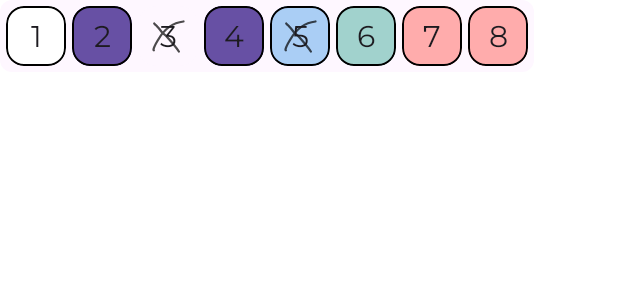
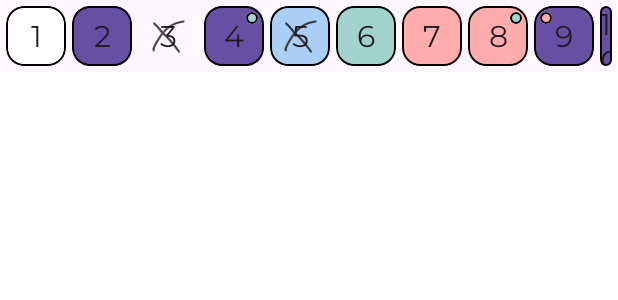
Before and after one commit to pavel-maiseichyk/Love-Calendar, an Android app built with Jetpack Compose: the @Preview function DayItemPreview, on a phone screen of 412 x 824 dp. Shown: the top 300 px of the screen. Run offline under Robolectric (Android 15) with nearby library versions, the light colour scheme and no system bars.

Commit message:
Add indicators for multiple combinations of data types in DayItems

```diff
--- a/app/src/main/java/com/paulmais/lovecalendar/MainActivity.kt
+++ b/app/src/main/java/com/paulmais/lovecalendar/MainActivity.kt
@@ -34,7 +34,7 @@
         }
 
         val homeScreenViewModel = getViewModel<HomeViewModel>()
-        val calendarViewModel = getViewModel<CalendarViewModel>()
+        val calendarScreenViewModel = getViewModel<CalendarViewModel>()
 
         setContent {
             installSplashScreen().setKeepOnScreenCondition {
@@ -54,7 +54,7 @@
                         modifier = Modifier.padding(paddingValues)
                     ) {
                         composable<HomeScreen> { HomeScreenRoot(homeScreenViewModel) }
-                        composable<CalendarScreen> { CalendarScreenRoot(calendarViewModel) }
+                        composable<CalendarScreen> { CalendarScreenRoot(calendarScreenViewModel) }
                         composable<SettingsScreen> { SettingsScreenRoot() }
                     }
                 }
--- a/app/src/main/java/com/paulmais/lovecalendar/domain/model/AppDate.kt
+++ b/app/src/main/java/com/paulmais/lovecalendar/domain/model/AppDate.kt
@@ -11,5 +11,5 @@
 enum class DateType {
     NORMAL, TODAY, PAST,
     TODAY_MEETING, PAST_MEETING, FUTURE_MEETING,
-    SPECIAL, SPECIAL_MEETING
+    SPECIAL, SPECIAL_MEETING, TODAY_SPECIAL, TODAY_MEETING_SPECIAL
 }
--- a/app/src/main/java/com/paulmais/lovecalendar/domain/use_case/GenerateDates.kt
+++ b/app/src/main/java/com/paulmais/lovecalendar/domain/use_case/GenerateDates.kt
@@ -30,12 +30,13 @@
                     currentDate < now -> DateType.PAST_MEETING
                     currentDate > now && currentDate.dayOfMonth == specialDayNumber -> DateType.SPECIAL_MEETING
                     currentDate > now -> DateType.FUTURE_MEETING
-                    currentDate == now && currentDate.dayOfMonth == specialDayNumber -> DateType.SPECIAL
+                    currentDate == now && currentDate.dayOfMonth == specialDayNumber -> DateType.TODAY_MEETING_SPECIAL
                     currentDate == now -> DateType.TODAY_MEETING
                     else -> DateType.TODAY_MEETING
                 }
             } else {
                 when {
+                    currentDate.dayOfMonth == specialDayNumber && currentDate == now -> DateType.TODAY_SPECIAL
                     currentDate.dayOfMonth == specialDayNumber -> DateType.SPECIAL
                     currentDate == now -> DateType.TODAY
                     currentDate < now -> DateType.PAST
--- a/app/src/main/java/com/paulmais/lovecalendar/presentation/calendar/CalendarViewModel.kt
+++ b/app/src/main/java/com/paulmais/lovecalendar/presentation/calendar/CalendarViewModel.kt
@@ -70,7 +70,7 @@
                 if (!state.value.isInEditMode) return
 
                 when (action.appDate.type) {
-                    TODAY_MEETING, PAST_MEETING, FUTURE_MEETING, SPECIAL_MEETING -> {
+                    TODAY_MEETING, PAST_MEETING, FUTURE_MEETING, SPECIAL_MEETING, TODAY_MEETING_SPECIAL -> {
                         editedMeetings.remove(action.appDate.date)
                     }
 
--- a/app/src/main/java/com/paulmais/lovecalendar/presentation/calendar/components/DayItems.kt
+++ b/app/src/main/java/com/paulmais/lovecalendar/presentation/calendar/components/DayItems.kt
@@ -7,10 +7,12 @@
 import androidx.compose.foundation.clickable
 import androidx.compose.foundation.layout.Arrangement
 import androidx.compose.foundation.layout.Box
+import androidx.compose.foundation.layout.BoxScope
 import androidx.compose.foundation.layout.Row
 import androidx.compose.foundation.layout.fillMaxSize
 import androidx.compose.foundation.layout.padding
 import androidx.compose.foundation.layout.size
+import androidx.compose.foundation.shape.CircleShape
 import androidx.compose.foundation.shape.RoundedCornerShape
 import androidx.compose.material3.Card
 import androidx.compose.material3.CardDefaults
@@ -31,14 +33,7 @@
 import androidx.compose.ui.unit.sp
 import com.paulmais.lovecalendar.R
 import com.paulmais.lovecalendar.domain.model.DateType
-import com.paulmais.lovecalendar.domain.model.DateType.FUTURE_MEETING
-import com.paulmais.lovecalendar.domain.model.DateType.NORMAL
-import com.paulmais.lovecalendar.domain.model.DateType.PAST
-import com.paulmais.lovecalendar.domain.model.DateType.PAST_MEETING
-import com.paulmais.lovecalendar.domain.model.DateType.SPECIAL
-import com.paulmais.lovecalendar.domain.model.DateType.SPECIAL_MEETING
-import com.paulmais.lovecalendar.domain.model.DateType.TODAY
-import com.paulmais.lovecalendar.domain.model.DateType.TODAY_MEETING
+import com.paulmais.lovecalendar.domain.model.DateType.*
 import com.paulmais.lovecalendar.presentation.ui.theme.futureMeetingColor
 import com.paulmais.lovecalendar.presentation.ui.theme.montserrat
 import com.paulmais.lovecalendar.presentation.ui.theme.pastMeetingColor
@@ -58,11 +53,20 @@
             when (type) {
                 NORMAL -> Color.White
                 PAST -> surface
-                TODAY, TODAY_MEETING -> primary
+                TODAY, TODAY_MEETING, TODAY_MEETING_SPECIAL, TODAY_SPECIAL -> primary
                 PAST_MEETING -> pastMeetingColor
                 FUTURE_MEETING -> futureMeetingColor
                 SPECIAL, SPECIAL_MEETING -> specialColor
             }
+        }
+        val mainIndicatorColor = remember(type) {
+            if (type == TODAY_MEETING || type == SPECIAL_MEETING || type == TODAY_MEETING_SPECIAL) {
+                futureMeetingColor
+            } else null
+        }
+
+        val additionalIndicatorColor = remember(type) {
+            if (type == TODAY_MEETING_SPECIAL || type == TODAY_SPECIAL) specialColor else null
         }
 
         val border = remember(type) {
@@ -84,6 +88,15 @@
                 modifier = Modifier.fillMaxSize(),
                 contentAlignment = Alignment.Center
             ) {
+                Indicator(
+                    indicatorColor = mainIndicatorColor,
+                    isMainIndicator = true
+                )
+                Indicator(
+                    indicatorColor = additionalIndicatorColor,
+                    isMainIndicator = false
+                )
+
                 if (type == PAST || type == PAST_MEETING) {
                     Image(
                         painter = painterResource(id = R.drawable.before_month),
@@ -98,6 +111,28 @@
                 )
             }
         }
+    }
+}
+
+@Composable
+private fun BoxScope.Indicator(
+    indicatorColor: Color?,
+    isMainIndicator: Boolean,
+    modifier: Modifier = Modifier
+) {
+    if (indicatorColor != null) {
+        Box(
+            modifier = modifier
+                .padding(4.dp)
+                .size(8.dp)
+                .clip(CircleShape)
+                .border(shape = CircleShape, border = BorderStroke(0.75.dp, Color.Black))
+                .background(indicatorColor)
+                .let {
+                    if (isMainIndicator) it.align(Alignment.TopEnd)
+                    else it.align(Alignment.TopStart)
+                }
+        )
     }
 }
 
--- a/app/src/main/java/com/paulmais/lovecalendar/presentation/home/HomeViewModel.kt
+++ b/app/src/main/java/com/paulmais/lovecalendar/presentation/home/HomeViewModel.kt
@@ -34,7 +34,8 @@
                             if (item.title == action.title) {
                                 item.copy(isShowingDate = !item.isShowingDate)
                             } else item
-                        })
+                        }
+                    )
                 }
             }
         }
```
